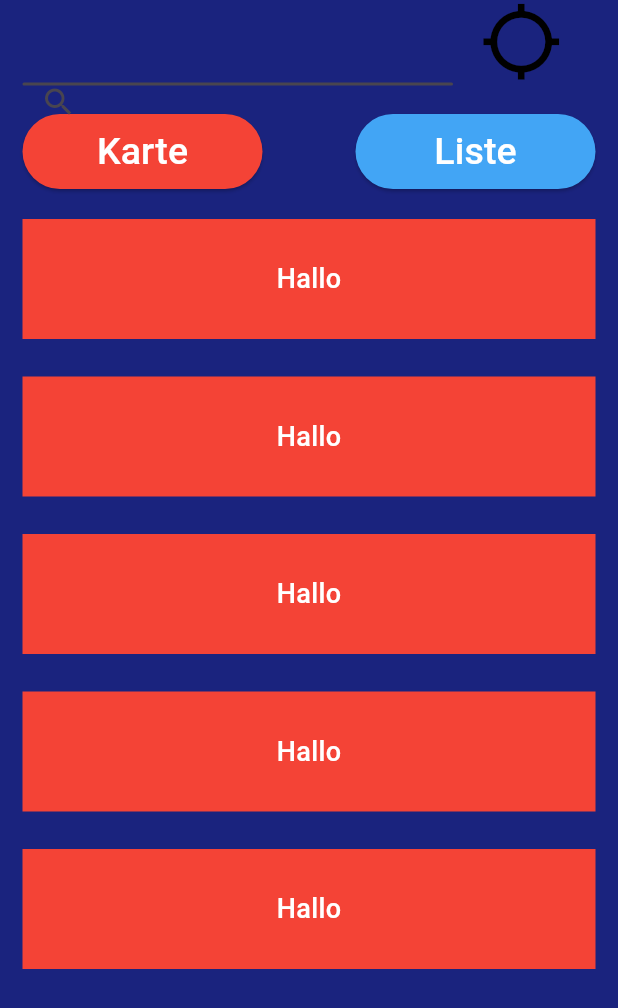
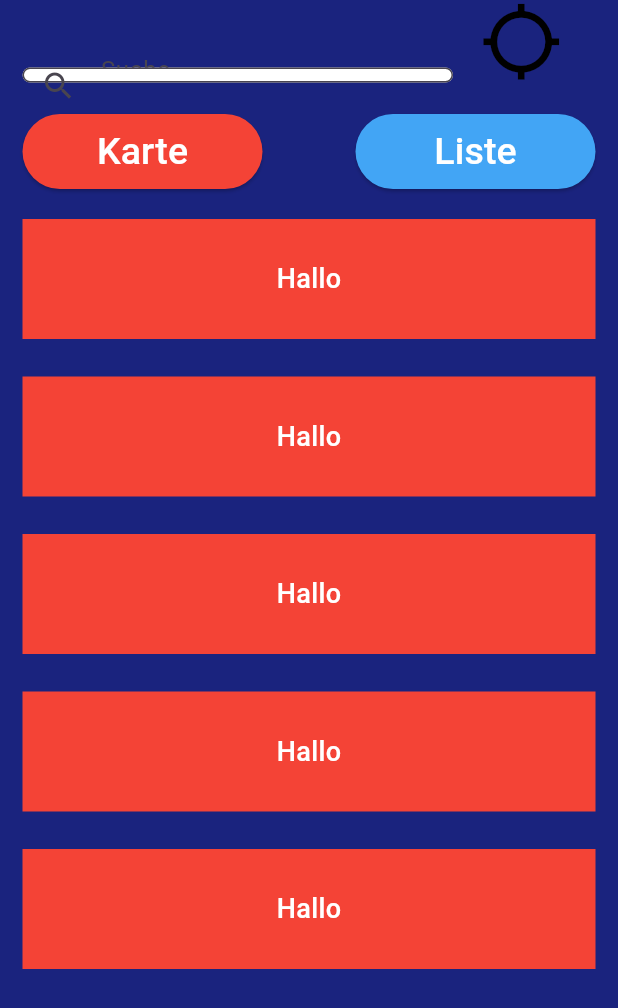
Before and after one commit to TBueldt/hydrantenfinder, a Flutter app: the screen it shows after launch, after a tap on "Liste", on a phone screen of 412 x 824 dp. Shown: the top 1008 px of the screen. Run offline on Flutter 3.47's test engine with Material 3 defaults, Android fonts, the phone set to English and light mode, and no system bars.

Commit message:
Logos wieder hergestellt. Zustand wieder der alte vor dem Fehler

```diff
--- a/lib/main.dart
+++ b/lib/main.dart
@@ -19,7 +19,7 @@
             )
         ),
         flexibleSpace: Padding(
-          padding: const EdgeInsets.only(left: 15.0, top: 56.0, right: 110.0, bottom: 0.0),
+          padding: const EdgeInsets.only(left: 15.0, top: 45.0, right: 110.0, bottom: 1.0),
           child: SearchField(),
         ),
       ),
@@ -31,8 +31,7 @@
               top: 20.0, // Y-Position in Pixel
               child: ElevatedButton(
                 style: ElevatedButton.styleFrom(
-                  fixedSize: Size(160, 50),
-                  primary: Colors.blue[400],
+                  fixedSize: Size(160, 50), backgroundColor: Colors.blue[400],
                 ),
                 onPressed: () {
                   // Aktion für den Button hier
@@ -52,8 +51,7 @@
               top: 20.0,
               child: ElevatedButton(
                 style: ElevatedButton.styleFrom(
-                  fixedSize: Size(160, 50),
-                  primary: Colors.red,
+                  fixedSize: const Size(160, 50), backgroundColor: Colors.red,
                 ),
                 onPressed: () {
                   Navigator.push(
@@ -119,7 +117,7 @@
             )
         ),
         flexibleSpace: Padding(
-          padding: const EdgeInsets.only(left: 15.0, top: 56.0, right: 110.0, bottom: 0.0),
+          padding: const EdgeInsets.only(left: 15.0, top: 45.0, right: 110.0, bottom: 1.0),
           child: SearchField(),
         ),
       ),
@@ -131,8 +129,7 @@
               top: 20.0, // Y-Position in Pixel
               child: ElevatedButton(
                 style: ElevatedButton.styleFrom(
-                  fixedSize: Size(160, 50),
-                  primary: Colors.red,
+                  fixedSize: const Size(160, 50), backgroundColor: Colors.red,
                 ),
                 onPressed: () {
                   Navigator.push(
@@ -156,8 +153,7 @@
               top: 20.0,
               child: ElevatedButton(
                 style: ElevatedButton.styleFrom(
-                  fixedSize: Size(160, 50),
-                  primary: Colors.blue[400],
+                  fixedSize: const Size(160, 50), backgroundColor: Colors.blue[400],
                 ),
                 onPressed: () {
                   // Aktion für den Button hier
```
Also changed, not shown: 11 other files.
